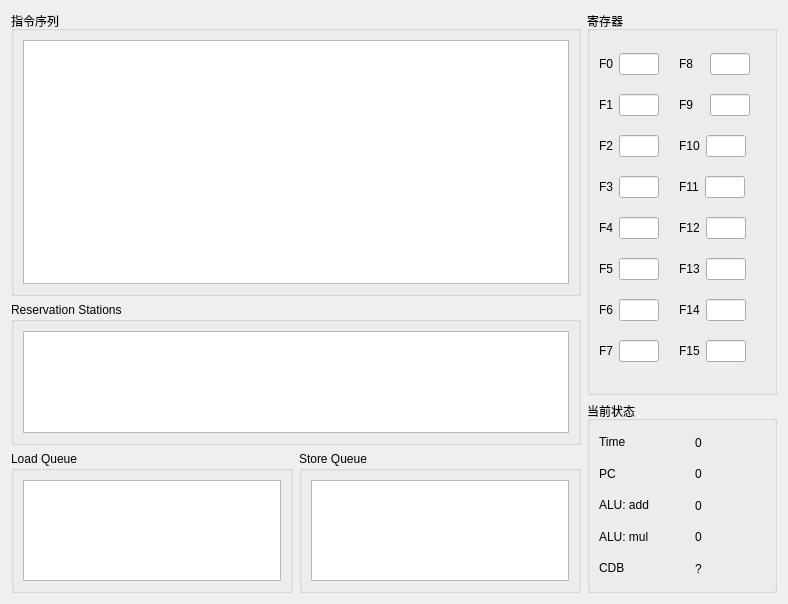
Qt form View/infotab.ui (t103z/Tomasulo) before a commit.
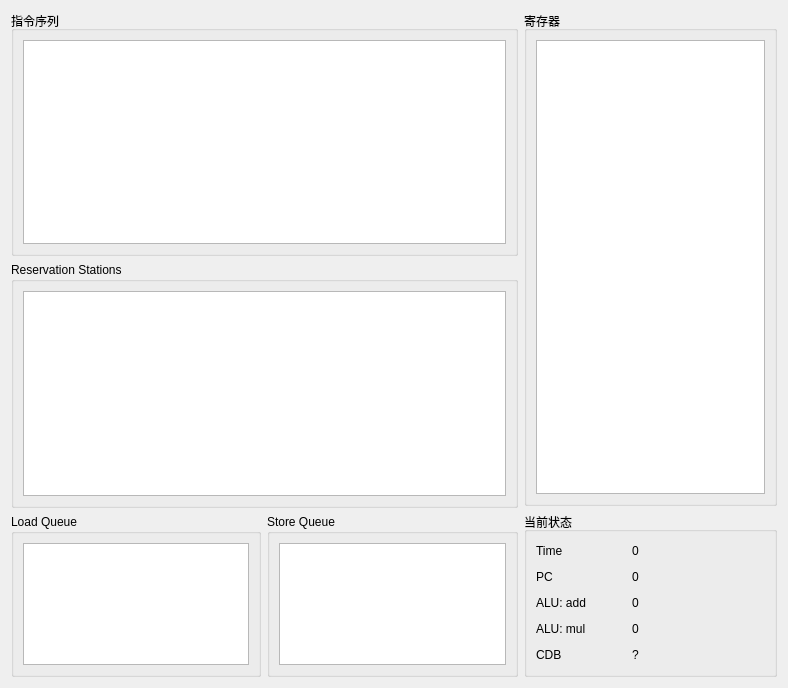
The same form after that commit.

Diff of the .ui file:
```diff
--- a/View/infotab.ui
+++ b/View/infotab.ui
@@ -7,15 +7,15 @@
     <x>0</x>
     <y>0</y>
     <width>788</width>
-    <height>604</height>
+    <height>688</height>
    </rect>
   </property>
   <property name="windowTitle">
    <string>Form</string>
   </property>
-  <layout class="QHBoxLayout" name="horizontalLayout_8" stretch="3,1">
+  <layout class="QHBoxLayout" name="horizontalLayout_8" stretch="2,1">
    <item>
-    <layout class="QVBoxLayout" name="loLeft" stretch="2,1,1">
+    <layout class="QVBoxLayout" name="loLeft" stretch="3,3,2">
      <item>
       <widget class="QGroupBox" name="groupInst">
        <property name="title">
@@ -42,11 +42,17 @@
            <bool>true</bool>
           </property>
           <attribute name="horizontalHeaderVisible">
-           <bool>false</bool>
+           <bool>true</bool>
+          </attribute>
+          <attribute name="horizontalHeaderMinimumSectionSize">
+           <number>25</number>
           </attribute>
           <attribute name="horizontalHeaderStretchLastSection">
            <bool>false</bool>
           </attribute>
+          <attribute name="verticalHeaderMinimumSectionSize">
+           <number>24</number>
+          </attribute>
          </widget>
         </item>
        </layout>
@@ -59,7 +65,16 @@
        </property>
        <layout class="QHBoxLayout" name="horizontalLayout_3">
         <item>
-         <widget class="QTableView" name="tableRS"/>
+         <widget class="QTableView" name="tableRS">
+          <property name="font">
+           <font>
+            <pointsize>10</pointsize>
+           </font>
+          </property>
+          <attribute name="verticalHeaderVisible">
+           <bool>false</bool>
+          </attribute>
+         </widget>
         </item>
        </layout>
       </widget>
@@ -73,7 +88,16 @@
          </property>
          <layout class="QHBoxLayout" name="horizontalLayout_12">
           <item>
-           <widget class="QTableView" name="tableLQ"/>
+           <widget class="QTableView" name="tableLQ">
+            <property name="font">
+             <font>
+              <pointsize>10</pointsize>
+             </font>
+            </property>
+            <attribute name="verticalHeaderVisible">
+             <bool>false</bool>
+            </attribute>
+           </widget>
           </item>
          </layout>
         </widget>
@@ -85,7 +109,16 @@
          </property>
          <layout class="QHBoxLayout" name="horizontalLayout_13">
           <item>
-           <widget class="QTableView" name="tableSQ"/>
+           <widget class="QTableView" name="tableSQ">
+            <property name="font">
+             <font>
+              <pointsize>10</pointsize>
+             </font>
+            </property>
+            <attribute name="verticalHeaderVisible">
+             <bool>false</bool>
+            </attribute>
+           </widget>
           </item>
          </layout>
         </widget>
@@ -95,7 +128,7 @@
     </layout>
    </item>
    <item>
-    <layout class="QVBoxLayout" name="loRight" stretch="2,1">
+    <layout class="QVBoxLayout" name="loRight" stretch="4,1">
      <item>
       <widget class="QGroupBox" name="groupRegisters">
        <property name="sizePolicy">
@@ -109,896 +142,16 @@
        </property>
        <layout class="QHBoxLayout" name="horizontalLayout_2">
         <item>
-         <layout class="QHBoxLayout" name="horizontalLayout">
-          <item>
-           <layout class="QVBoxLayout" name="verticalLayout">
-            <item>
-             <layout class="QHBoxLayout" name="loF0">
-              <item alignment="Qt::AlignLeft">
-               <widget class="QLabel" name="labelF0">
-                <property name="sizePolicy">
-                 <sizepolicy hsizetype="Preferred" vsizetype="Preferred">
-                  <horstretch>0</horstretch>
-                  <verstretch>0</verstretch>
-                 </sizepolicy>
-                </property>
-                <property name="minimumSize">
-                 <size>
-                  <width>0</width>
-                  <height>0</height>
-                 </size>
-                </property>
-                <property name="styleSheet">
-                 <string notr="true">font: 13pt &quot;Monaco&quot;;</string>
-                </property>
-                <property name="text">
-                 <string>F0</string>
-                </property>
-               </widget>
-              </item>
-              <item alignment="Qt::AlignLeft">
-               <widget class="QLineEdit" name="editF0">
-                <property name="minimumSize">
-                 <size>
-                  <width>40</width>
-                  <height>0</height>
-                 </size>
-                </property>
-                <property name="maximumSize">
-                 <size>
-                  <width>40</width>
-                  <height>16777215</height>
-                 </size>
-                </property>
-               </widget>
-              </item>
-              <item>
-               <spacer name="horizontalSpacer">
-                <property name="orientation">
-                 <enum>Qt::Horizontal</enum>
-                </property>
-                <property name="sizeHint" stdset="0">
-                 <size>
-                  <width>40</width>
-                  <height>20</height>
-                 </size>
-                </property>
-               </spacer>
-              </item>
-             </layout>
-            </item>
-            <item>
-             <layout class="QHBoxLayout" name="loF1">
-              <item alignment="Qt::AlignLeft">
-               <widget class="QLabel" name="labelF1">
-                <property name="sizePolicy">
-                 <sizepolicy hsizetype="Preferred" vsizetype="Preferred">
-                  <horstretch>0</horstretch>
-                  <verstretch>0</verstretch>
-                 </sizepolicy>
-                </property>
-                <property name="minimumSize">
-                 <size>
-                  <width>0</width>
-                  <height>0</height>
-                 </size>
-                </property>
-                <property name="styleSheet">
-                 <string notr="true">font: 13pt &quot;Monaco&quot;;</string>
-                </property>
-                <property name="text">
-                 <string>F1</string>
-                </property>
-               </widget>
-              </item>
-              <item alignment="Qt::AlignLeft">
-               <widget class="QLineEdit" name="editF1">
-                <property name="minimumSize">
-                 <size>
-                  <width>40</width>
-                  <height>0</height>
-                 </size>
-                </property>
-                <property name="maximumSize">
-                 <size>
-                  <width>40</width>
-                  <height>16777215</height>
-                 </size>
-                </property>
-               </widget>
-              </item>
-              <item>
-               <spacer name="horizontalSpacer_2">
-                <property name="orientation">
-                 <enum>Qt::Horizontal</enum>
-                </property>
-                <property name="sizeHint" stdset="0">
-                 <size>
-                  <width>40</width>
-                  <height>20</height>
-                 </size>
-                </property>
-               </spacer>
-              </item>
-             </layout>
-            </item>
-            <item>
-             <layout class="QHBoxLayout" name="loF2">
-              <item>
-               <widget class="QLabel" name="labelF2">
-                <property name="sizePolicy">
-                 <sizepolicy hsizetype="Preferred" vsizetype="Preferred">
-                  <horstretch>0</horstretch>
-                  <verstretch>0</verstretch>
-                 </sizepolicy>
-                </property>
-                <property name="minimumSize">
-                 <size>
-                  <width>0</width>
-                  <height>0</height>
-                 </size>
-                </property>
-                <property name="styleSheet">
-                 <string notr="true">font: 13pt &quot;Monaco&quot;;</string>
-                </property>
-                <property name="text">
-                 <string>F2</string>
-                </property>
-               </widget>
-              </item>
-              <item>
-               <widget class="QLineEdit" name="editF2">
-                <property name="minimumSize">
-                 <size>
-                  <width>40</width>
-                  <height>0</height>
-                 </size>
-                </property>
-                <property name="maximumSize">
-                 <size>
-                  <width>40</width>
-                  <height>16777215</height>
-                 </size>
-                </property>
-               </widget>
-              </item>
-              <item>
-               <spacer name="horizontalSpacer_3">
-                <property name="orientation">
-                 <enum>Qt::Horizontal</enum>
-                </property>
-                <property name="sizeHint" stdset="0">
-                 <size>
-                  <width>40</width>
-                  <height>20</height>
-                 </size>
-                </property>
-               </spacer>
-              </item>
-             </layout>
-            </item>
-            <item>
-             <layout class="QHBoxLayout" name="loF3">
-              <item>
-               <widget class="QLabel" name="labelF3">
-                <property name="sizePolicy">
-                 <sizepolicy hsizetype="Preferred" vsizetype="Preferred">
-                  <horstretch>0</horstretch>
-                  <verstretch>0</verstretch>
-                 </sizepolicy>
-                </property>
-                <property name="minimumSize">
-                 <size>
-                  <width>0</width>
-                  <height>0</height>
-                 </size>
-                </property>
-                <property name="styleSheet">
-                 <string notr="true">font: 13pt &quot;Monaco&quot;;</string>
-                </property>
-                <property name="text">
-                 <string>F3</string>
-                </property>
-               </widget>
-              </item>
-              <item>
-               <widget class="QLineEdit" name="editF3">
-                <property name="minimumSize">
-                 <size>
-                  <width>40</width>
-                  <height>0</height>
-                 </size>
-                </property>
-                <property name="maximumSize">
-                 <size>
-                  <width>40</width>
-                  <height>16777215</height>
-                 </size>
-                </property>
-               </widget>
-              </item>
-              <item>
-               <spacer name="horizontalSpacer_4">
-                <property name="orientation">
-                 <enum>Qt::Horizontal</enum>
-                </property>
-                <property name="sizeHint" stdset="0">
-                 <size>
-                  <width>40</width>
-                  <height>20</height>
-                 </size>
-                </property>
-               </spacer>
-              </item>
-             </layout>
-            </item>
-            <item>
-             <layout class="QHBoxLayout" name="loF4">
-              <item>
-               <widget class="QLabel" name="labelF4">
-                <property name="sizePolicy">
-                 <sizepolicy hsizetype="Preferred" vsizetype="Preferred">
-                  <horstretch>0</horstretch>
-                  <verstretch>0</verstretch>
-                 </sizepolicy>
-                </property>
-                <property name="minimumSize">
-                 <size>
-                  <width>0</width>
-                  <height>0</height>
-                 </size>
-                </property>
-                <property name="styleSheet">
-                 <string notr="true">font: 13pt &quot;Monaco&quot;;</string>
-                </property>
-                <property name="text">
-                 <string>F4</string>
-                </property>
-               </widget>
-              </item>
-              <item>
-               <widget class="QLineEdit" name="editF4">
-                <property name="minimumSize">
-                 <size>
-                  <width>40</width>
-                  <height>0</height>
-                 </size>
-                </property>
-                <property name="maximumSize">
-                 <size>
-                  <width>40</width>
-                  <height>16777215</height>
-                 </size>
-                </property>
-               </widget>
-              </item>
-              <item>
-               <spacer name="horizontalSpacer_5">
-                <property name="orientation">
-                 <enum>Qt::Horizontal</enum>
-                </property>
-                <property name="sizeHint" stdset="0">
-                 <size>
-                  <width>40</width>
-                  <height>20</height>
-                 </size>
-                </property>
-               </spacer>
-              </item>
-             </layout>
-            </item>
-            <item>
-             <layout class="QHBoxLayout" name="loF5">
-              <item>
-               <widget class="QLabel" name="labelF5">
-                <property name="sizePolicy">
-                 <sizepolicy hsizetype="Preferred" vsizetype="Preferred">
-                  <horstretch>0</horstretch>
-                  <verstretch>0</verstretch>
-                 </sizepolicy>
-                </property>
-                <property name="minimumSize">
-                 <size>
-                  <width>0</width>
-                  <height>0</height>
-                 </size>
-                </property>
-                <property name="styleSheet">
-                 <string notr="true">font: 13pt &quot;Monaco&quot;;</string>
-                </property>
-                <property name="text">
-                 <string>F5</string>
-                </property>
-               </widget>
-              </item>
-              <item>
-               <widget class="QLineEdit" name="editF5">
-                <property name="minimumSize">
-                 <size>
-                  <width>40</width>
-                  <height>0</height>
-                 </size>
-                </property>
-                <property name="maximumSize">
-                 <size>
-                  <width>40</width>
-                  <height>16777215</height>
-                 </size>
-                </property>
-               </widget>
-              </item>
-              <item>
-               <spacer name="horizontalSpacer_6">
-                <property name="orientation">
-                 <enum>Qt::Horizontal</enum>
-                </property>
-                <property name="sizeHint" stdset="0">
-                 <size>
-                  <width>40</width>
-                  <height>20</height>
-                 </size>
-                </property>
-               </spacer>
-              </item>
-             </layout>
-            </item>
-            <item>
-             <layout class="QHBoxLayout" name="loF6">
-              <item>
-               <widget class="QLabel" name="labelF6">
-                <property name="sizePolicy">
-                 <sizepolicy hsizetype="Preferred" vsizetype="Preferred">
-                  <horstretch>0</horstretch>
-                  <verstretch>0</verstretch>
-                 </sizepolicy>
-                </property>
-                <property name="minimumSize">
-                 <size>
-                  <width>0</width>
-                  <height>0</height>
-                 </size>
-                </property>
-                <property name="styleSheet">
-                 <string notr="true">font: 13pt &quot;Monaco&quot;;</string>
-                </property>
-                <property name="text">
-                 <string>F6</string>
-                </property>
-               </widget>
-              </item>
-              <item>
-               <widget class="QLineEdit" name="editF6">
-                <property name="minimumSize">
-                 <size>
-                  <width>40</width>
-                  <height>0</height>
-                 </size>
-                </property>
-                <property name="maximumSize">
-                 <size>
-                  <width>40</width>
-                  <height>16777215</height>
-                 </size>
-                </property>
-               </widget>
-              </item>
-              <item>
-               <spacer name="horizontalSpacer_7">
-                <property name="orientation">
-                 <enum>Qt::Horizontal</enum>
-                </property>
-                <property name="sizeHint" stdset="0">
-                 <size>
-                  <width>40</width>
-                  <height>20</height>
-                 </size>
-                </property>
-               </spacer>
-              </item>
-             </layout>
-            </item>
-            <item>
-             <layout class="QHBoxLayout" name="loF7">
-              <item>
-               <widget class="QLabel" name="labelF7">
-                <property name="sizePolicy">
-                 <sizepolicy hsizetype="Preferred" vsizetype="Preferred">
-                  <horstretch>0</horstretch>
-                  <verstretch>0</verstretch>
-                 </sizepolicy>
-                </property>
-                <property name="minimumSize">
-                 <size>
-                  <width>0</width>
-                  <height>0</height>
-                 </size>
-                </property>
-                <property name="styleSheet">
-                 <string notr="true">font: 13pt &quot;Monaco&quot;;</string>
-                </property>
-                <property name="text">
-                 <string>F7</string>
-                </property>
-               </widget>
-              </item>
-              <item>
-               <widget class="QLineEdit" name="editF7">
-                <property name="minimumSize">
-                 <size>
-                  <width>40</width>
-                  <height>0</height>
-                 </size>
-                </property>
-                <property name="maximumSize">
-                 <size>
-                  <width>40</width>
-                  <height>16777215</height>
-                 </size>
-                </property>
-               </widget>
-              </item>
-              <item>
-               <spacer name="horizontalSpacer_8">
-                <property name="orientation">
-                 <enum>Qt::Horizontal</enum>
-                </property>
-                <property name="sizeHint" stdset="0">
-                 <size>
-                  <width>40</width>
-                  <height>20</height>
-                 </size>
-                </property>
-               </spacer>
-              </item>
-             </layout>
-            </item>
-           </layout>
-          </item>
-          <item>
-           <layout class="QVBoxLayout" name="verticalLayout_2">
-            <item>
-             <layout class="QHBoxLayout" name="loF8">
-              <item alignment="Qt::AlignLeft">
-               <widget class="QLabel" name="labelF8">
-                <property name="sizePolicy">
-                 <sizepolicy hsizetype="Preferred" vsizetype="Preferred">
-                  <horstretch>0</horstretch>
-                  <verstretch>0</verstretch>
-                 </sizepolicy>
-                </property>
-                <property name="minimumSize">
-                 <size>
-                  <width>25</width>
-                  <height>0</height>
-                 </size>
-                </property>
-                <property name="styleSheet">
-                 <string notr="true">font: 13pt &quot;Monaco&quot;;</string>
-                </property>
-                <property name="text">
-                 <string>F8</string>
-                </property>
-               </widget>
-              </item>
-              <item alignment="Qt::AlignLeft">
-               <widget class="QLineEdit" name="editF8">
-                <property name="minimumSize">
-                 <size>
-                  <width>40</width>
-                  <height>0</height>
-                 </size>
-                </property>
-                <property name="maximumSize">
-                 <size>
-                  <width>40</width>
-                  <height>16777215</height>
-                 </size>
-                </property>
-               </widget>
-              </item>
-              <item>
-               <spacer name="horizontalSpacer_10">
-                <property name="orientation">
-                 <enum>Qt::Horizontal</enum>
-                </property>
-                <property name="sizeHint" stdset="0">
-                 <size>
-                  <width>40</width>
-                  <height>20</height>
-                 </size>
-                </property>
-               </spacer>
-              </item>
-             </layout>
-            </item>
-            <item>
-             <layout class="QHBoxLayout" name="loF9">
-              <item alignment="Qt::AlignLeft">
-               <widget class="QLabel" name="labelF9">
-                <property name="sizePolicy">
-                 <sizepolicy hsizetype="Preferred" vsizetype="Preferred">
-                  <horstretch>0</horstretch>
-                  <verstretch>0</verstretch>
-                 </sizepolicy>
-                </property>
-                <property name="minimumSize">
-                 <size>
-                  <width>25</width>
-                  <height>0</height>
-                 </size>
-                </property>
-                <property name="styleSheet">
-                 <string notr="true">font: 13pt &quot;Monaco&quot;;</string>
-                </property>
-                <property name="text">
-                 <string>F9</string>
-                </property>
-               </widget>
-              </item>
-              <item alignment="Qt::AlignLeft">
-               <widget class="QLineEdit" name="editF9">
-                <property name="minimumSize">
-                 <size>
-                  <width>40</width>
-                  <height>0</height>
-                 </size>
-                </property>
-                <property name="maximumSize">
-                 <size>
-                  <width>40</width>
-                  <height>16777215</height>
-                 </size>
-                </property>
-               </widget>
-              </item>
-              <item>
-               <spacer name="horizontalSpacer_11">
-                <property name="orientation">
-                 <enum>Qt::Horizontal</enum>
-                </property>
-                <property name="sizeHint" stdset="0">
-                 <size>
-                  <width>40</width>
-                  <height>20</height>
-                 </size>
-                </property>
-               </spacer>
-              </item>
-             </layout>
-            </item>
-            <item>
-             <layout class="QHBoxLayout" name="loF10">
-              <item>
-               <widget class="QLabel" name="labelF10">
-                <property name="sizePolicy">
-                 <sizepolicy hsizetype="Preferred" vsizetype="Preferred">
-                  <horstretch>0</horstretch>
-                  <verstretch>0</verstretch>
-                 </sizepolicy>
-                </property>
-                <property name="minimumSize">
-                 <size>
-                  <width>0</width>
-                  <height>0</height>
-                 </size>
-                </property>
-                <property name="styleSheet">
-                 <string notr="true">font: 13pt &quot;Monaco&quot;;</string>
-                </property>
-                <property name="text">
-                 <string>F10</string>
-                </property>
-               </widget>
-              </item>
-              <item>
-               <widget class="QLineEdit" name="editF10">
-                <property name="minimumSize">
-                 <size>
-                  <width>40</width>
-                  <height>0</height>
-                 </size>
-                </property>
-                <property name="maximumSize">
-                 <size>
-                  <width>40</width>
-                  <height>16777215</height>
-                 </size>
-                </property>
-               </widget>
-              </item>
-              <item>
-               <spacer name="horizontalSpacer_12">
-                <property name="orientation">
-                 <enum>Qt::Horizontal</enum>
-                </property>
-                <property name="sizeHint" stdset="0">
-                 <size>
-                  <width>40</width>
-                  <height>20</height>
-                 </size>
-                </property>
-               </spacer>
-              </item>
-             </layout>
-            </item>
-            <item>
-             <layout class="QHBoxLayout" name="loF11">
-              <item>
-               <widget class="QLabel" name="labelF11">
-                <property name="sizePolicy">
-                 <sizepolicy hsizetype="Preferred" vsizetype="Preferred">
-                  <horstretch>0</horstretch>
-                  <verstretch>0</verstretch>
-                 </sizepolicy>
-                </property>
-                <property name="minimumSize">
-                 <size>
-                  <width>0</width>
-                  <height>0</height>
-                 </size>
-                </property>
-                <property name="styleSheet">
-                 <string notr="true">font: 13pt &quot;Monaco&quot;;</string>
-                </property>
-                <property name="text">
-                 <string>F11</string>
-                </property>
-               </widget>
-              </item>
-              <item>
-               <widget class="QLineEdit" name="editF11">
-                <property name="minimumSize">
-                 <size>
-                  <width>40</width>
-                  <height>0</height>
-                 </size>
-                </property>
-                <property name="maximumSize">
-                 <size>
-                  <width>40</width>
-                  <height>16777215</height>
-                 </size>
-                </property>
-               </widget>
-              </item>
-              <item>
-               <spacer name="horizontalSpacer_13">
-                <property name="orientation">
-                 <enum>Qt::Horizontal</enum>
-                </property>
-                <property name="sizeHint" stdset="0">
-                 <size>
-                  <width>40</width>
-                  <height>20</height>
-                 </size>
-                </property>
-               </spacer>
-              </item>
-             </layout>
-            </item>
-            <item>
-             <layout class="QHBoxLayout" name="loF12">
-              <item>
-               <widget class="QLabel" name="labelF12">
-                <property name="sizePolicy">
-                 <sizepolicy hsizetype="Preferred" vsizetype="Preferred">
-                  <horstretch>0</horstretch>
-                  <verstretch>0</verstretch>
-                 </sizepolicy>
-                </property>
-                <property name="minimumSize">
-                 <size>
-                  <width>0</width>
-                  <height>0</height>
-                 </size>
-                </property>
-                <property name="styleSheet">
-                 <string notr="true">font: 13pt &quot;Monaco&quot;;</string>
-                </property>
-                <property name="text">
-                 <string>F12</string>
-                </property>
-               </widget>
-              </item>
-              <item>
-               <widget class="QLineEdit" name="editF12">
-                <property name="minimumSize">
-                 <size>
-                  <width>40</width>
-                  <height>0</height>
-                 </size>
-                </property>
-                <property name="maximumSize">
-                 <size>
-                  <width>40</width>
-                  <height>16777215</height>
-                 </size>
-                </property>
-               </widget>
-              </item>
-              <item>
-               <spacer name="horizontalSpacer_14">
-                <property name="orientation">
-                 <enum>Qt::Horizontal</enum>
-                </property>
-                <property name="sizeHint" stdset="0">
-                 <size>
-                  <width>40</width>
-                  <height>20</height>
-                 </size>
-                </property>
-               </spacer>
-              </item>
-             </layout>
-            </item>
-            <item>
-             <layout class="QHBoxLayout" name="loF13">
-              <item>
-               <widget class="QLabel" name="labelF13">
-                <property name="sizePolicy">
-                 <sizepolicy hsizetype="Preferred" vsizetype="Preferred">
-                  <horstretch>0</horstretch>
-                  <verstretch>0</verstretch>
-                 </sizepolicy>
-                </property>
-                <property name="minimumSize">
-                 <size>
-                  <width>0</width>
-                  <height>0</height>
-                 </size>
-                </property>
-                <property name="styleSheet">
-                 <string notr="true">font: 13pt &quot;Monaco&quot;;</string>
-                </property>
-                <property name="text">
-                 <string>F13</string>
-                </property>
-               </widget>
-              </item>
-              <item>
-               <widget class="QLineEdit" name="editF13">
-                <property name="minimumSize">
-                 <size>
-                  <width>40</width>
-                  <height>0</height>
-                 </size>
-                </property>
-                <property name="maximumSize">
-                 <size>
-                  <width>40</width>
-                  <height>16777215</height>
-                 </size>
-                </property>
-               </widget>
-              </item>
-              <item>
-               <spacer name="horizontalSpacer_15">
-                <property name="orientation">
-                 <enum>Qt::Horizontal</enum>
-                </property>
-                <property name="sizeHint" stdset="0">
-                 <size>
-                  <width>40</width>
-                  <height>20</height>
-                 </size>
-                </property>
-               </spacer>
-              </item>
-             </layout>
-            </item>
-            <item>
-             <layout class="QHBoxLayout" name="loF14">
-              <item>
-               <widget class="QLabel" name="labelF14">
-                <property name="sizePolicy">
-                 <sizepolicy hsizetype="Preferred" vsizetype="Preferred">
-                  <horstretch>0</horstretch>
-                  <verstretch>0</verstretch>
-                 </sizepolicy>
-                </property>
-                <property name="minimumSize">
-                 <size>
-                  <width>0</width>
-                  <height>0</height>
-                 </size>
-                </property>
-                <property name="styleSheet">
-                 <string notr="true">font: 13pt &quot;Monaco&quot;;</string>
-                </property>
-                <property name="text">
-                 <string>F14</string>
-                </property>
-               </widget>
-              </item>
-              <item>
-               <widget class="QLineEdit" name="editF14">
-                <property name="minimumSize">
-                 <size>
-                  <width>40</width>
-                  <height>0</height>
-                 </size>
-                </property>
-                <property name="maximumSize">
-                 <size>
-                  <width>40</width>
-                  <height>16777215</height>
-                 </size>
-                </property>
-               </widget>
-              </item>
-              <item>
-               <spacer name="horizontalSpacer_16">
-                <property name="orientation">
-                 <enum>Qt::Horizontal</enum>
-                </property>
-                <property name="sizeHint" stdset="0">
-                 <size>
-                  <width>40</width>
-                  <height>20</height>
-                 </size>
-                </property>
-               </spacer>
-              </item>
-             </layout>
-            </item>
-            <item>
-             <layout class="QHBoxLayout" name="loF15">
-              <item>
-               <widget class="QLabel" name="labelF15">
-                <property name="sizePolicy">
-                 <sizepolicy hsizetype="Preferred" vsizetype="Preferred">
-                  <horstretch>0</horstretch>
-                  <verstretch>0</verstretch>
-                 </sizepolicy>
-                </property>
-                <property name="minimumSize">
-                 <size>
-                  <width>0</width>
-                  <height>0</height>
-                 </size>
-                </property>
-                <property name="styleSheet">
-                 <string notr="true">font: 13pt &quot;Monaco&quot;;</string>
-                </property>
-                <property name="text">
-                 <string>F15</string>
-                </property>
-               </widget>
-              </item>
-              <item>
-               <widget class="QLineEdit" name="editF15">
-                <property name="minimumSize">
-                 <size>
-                  <width>40</width>
-                  <height>0</height>
-                 </size>
-                </property>
-                <property name="maximumSize">
-                 <size>
-                  <width>40</width>
-                  <height>16777215</height>
-                 </size>
-                </property>
-               </widget>
-              </item>
-              <item>
-               <spacer name="horizontalSpacer_17">
-                <property name="orientation">
-                 <enum>Qt::Horizontal</enum>
-                </property>
-                <property name="sizeHint" stdset="0">
-                 <size>
-                  <width>40</width>
-                  <height>20</height>
-                 </size>
-                </property>
-               </spacer>
-              </item>
-             </layout>
-            </item>
-           </layout>
-          </item>
-         </layout>
+         <widget class="QTableView" name="tableRegs">
+          <property name="font">
+           <font>
+            <pointsize>10</pointsize>
+           </font>
+          </property>
+          <attribute name="verticalHeaderVisible">
+           <bool>false</bool>
+          </attribute>
+         </widget>
         </item>
        </layout>
       </widget>
@@ -1027,6 +180,12 @@
                 <height>40</height>
                </size>
               </property>
+              <property name="font">
+               <font>
+                <family>Microsoft YaHei UI</family>
+                <pointsize>9</pointsize>
+               </font>
+              </property>
               <property name="text">
                <string>&lt;html&gt;&lt;head/&gt;&lt;body&gt;&lt;p&gt;Time&lt;/p&gt;&lt;/body&gt;&lt;/html&gt;</string>
               </property>
@@ -1080,6 +239,12 @@
                 <height>0</height>
                </size>
               </property>
+              <property name="font">
+               <font>
+                <family>Microsoft YaHei UI</family>
+                <pointsize>9</pointsize>
+               </font>
+              </property>
               <property name="text">
                <string>&lt;html&gt;&lt;head/&gt;&lt;body&gt;&lt;p&gt;PC&lt;/p&gt;&lt;/body&gt;&lt;/html&gt;</string>
               </property>
@@ -1139,6 +304,12 @@
                 <height>40</height>
                </size>
               </property>
+              <property name="font">
+               <font>
+                <family>Microsoft YaHei UI</family>
+                <pointsize>9</pointsize>
+               </font>
+              </property>
               <property name="text">
                <string>&lt;html&gt;&lt;head/&gt;&lt;body&gt;&lt;p&gt;ALU: add&lt;/p&gt;&lt;/body&gt;&lt;/html&gt;</string>
               </property>
@@ -1198,6 +369,12 @@
                 <height>40</height>
                </size>
               </property>
+              <property name="font">
+               <font>
+                <family>Microsoft YaHei UI</family>
+                <pointsize>9</pointsize>
+               </font>
+              </property>
               <property name="text">
                <string>&lt;html&gt;&lt;head/&gt;&lt;body&gt;&lt;p&gt;ALU: mul&lt;/p&gt;&lt;/body&gt;&lt;/html&gt;</string>
               </property>
@@ -1257,6 +434,12 @@
                 <height>40</height>
                </size>
               </property>
+              <property name="font">
+               <font>
+                <family>Microsoft YaHei UI</family>
+                <pointsize>9</pointsize>
+               </font>
+              </property>
               <property name="text">
                <string>&lt;html&gt;&lt;head/&gt;&lt;body&gt;&lt;p&gt;CDB&lt;/p&gt;&lt;/body&gt;&lt;/html&gt;</string>
               </property>
```
Left out of the diff: 16 changed lines with no effect on the pictures.
